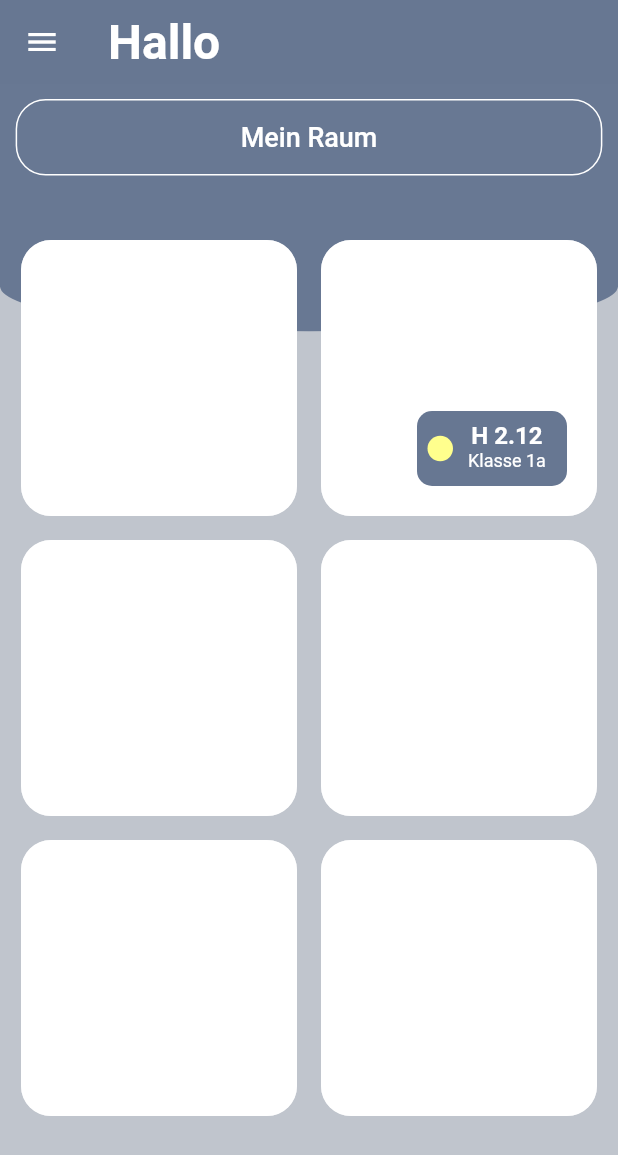
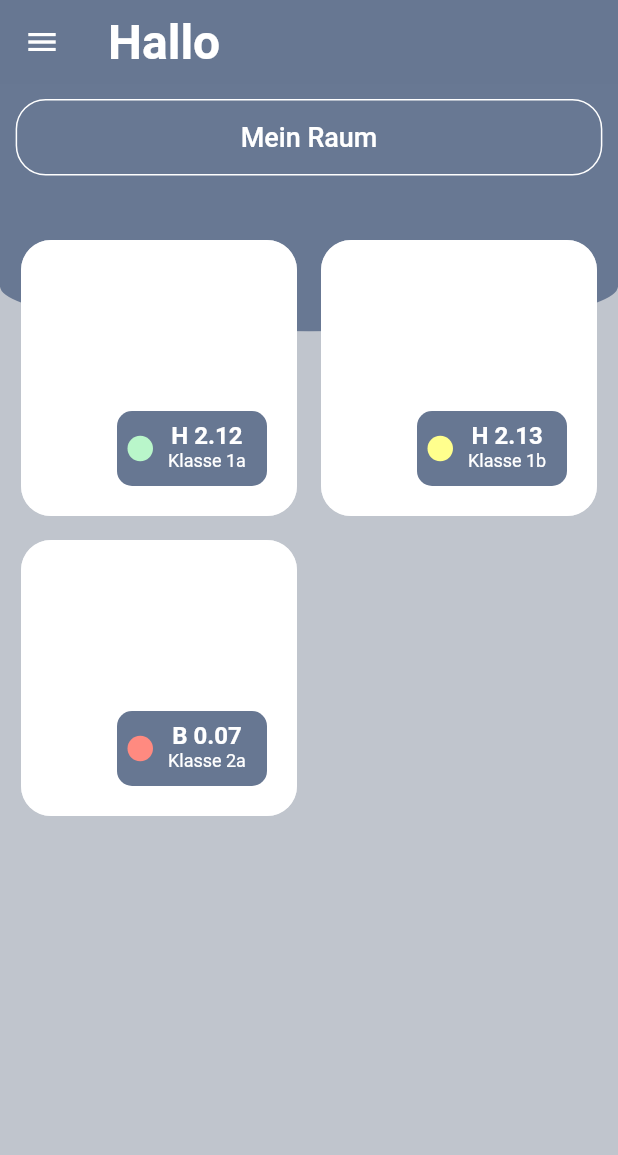
Before and after one commit to lisaschulzke/coTWO_flutter, a Flutter app: the screen it shows after launch, on a phone screen of 412 x 824 dp. Shown: the top 1155 px of the screen. Run offline on Flutter 3.47's test engine with Material 2 defaults, Android fonts, the phone set to English and light mode, and no system bars; drawn by our look-alikes of animated_background; missing offline and left inert: qr_mobile_vision.

Commit message:
:cosmetics: outsourcing card widget

```diff
--- /dev/null
+++ b/lib/compnents/custom_card.dart
@@ -0,0 +1,108 @@
+import 'package:animated_background/animated_background.dart';
+import 'package:flutter/material.dart';
+
+class CustomCard extends StatefulWidget {
+  final GlobalKey<ScaffoldState> _scaffoldKey = new GlobalKey<ScaffoldState>();
+  //self defined properties to customize customScaffold widget
+  final List<Widget> children; // which content is displayed
+  final String title;
+  final String subtitle;
+  final Color color;
+  final int particleCount; //what's the name
+
+//constructor takes values of properties (e.g. this.title) and puts it into variable (e.g. title)
+//cunstructor only necessary if i want to give individual information by having a global component
+  CustomCard({
+    Key key,
+    this.children,
+    @required this.particleCount,
+    @required this.title,
+    @required this.subtitle,
+    @required this.color,
+  }) : super(key: key);
+
+  @override
+  _CustomCardState createState() => _CustomCardState();
+}
+
+class _CustomCardState extends State<CustomCard> with TickerProviderStateMixin {
+  @override
+  Widget build(BuildContext context) {
+    return Container(
+      child: Card(
+        elevation: 0,
+        child: Padding(
+          padding: const EdgeInsets.all(20.0),
+          child: AnimatedBackground(
+            behaviour: RandomParticleBehaviour(
+              options: ParticleOptions(
+                //TODO: make the count dynamic
+                particleCount: widget.particleCount,
+                spawnMinSpeed: 1.2,
+                spawnMaxSpeed: 5.5,
+                baseColor: Color(0xff81B9BF),
+                minOpacity: 0.1,
+                maxOpacity: 0.9,
+              ),
+            ),
+            vsync: this,
+            child: Row(
+              mainAxisSize: MainAxisSize.min,
+              mainAxisAlignment: MainAxisAlignment.end,
+              crossAxisAlignment: CrossAxisAlignment.end,
+              children: [
+                Stack(children: [
+                  Positioned(
+                    // top: 20,
+                    child: Container(
+                        child: Row(children: [
+                          Container(
+                            margin: EdgeInsets.only(right: 10.0),
+                            height: 17,
+                            width: 17,
+                            //TODO: make color dynamic with ppm value
+                            decoration: BoxDecoration(
+                                borderRadius: BorderRadius.circular(100),
+                                color: widget.color),
+                          ),
+                          Column(
+                            children: [
+                              Text(
+                                widget.title,
+                                style: TextStyle(
+                                  color: Colors.white,
+                                  fontWeight: FontWeight.bold,
+                                  fontSize: 16,
+                                ),
+                              ),
+                              Text(widget.subtitle,
+                                  style: TextStyle(
+                                      color: Colors.white,
+                                      fontWeight: FontWeight.w400,
+                                      fontSize: 12))
+                            ],
+                          ),
+                        ]),
+                        padding: EdgeInsets.all(7),
+                        margin: EdgeInsets.only(left: 20.0, right: 0.0),
+                        width: 100,
+                        height: 50,
+                        decoration: BoxDecoration(
+                          borderRadius: BorderRadius.circular(10),
+                          color: Theme.of(context).primaryColor,
+                        )),
+                  ),
+                ])
+              ],
+            ),
+          ),
+        ),
+        color: Colors.white,
+        shape: RoundedRectangleBorder(
+          side: BorderSide(color: Colors.white70, width: 1),
+          borderRadius: BorderRadius.circular(20),
+        ),
+      ),
+    );
+  }
+}
--- a/lib/main.dart
+++ b/lib/main.dart
@@ -1,5 +1,4 @@
-import 'package:animated_background/animated_background.dart';
-import 'package:animated_background/particles.dart';
+import 'package:co_two/compnents/custom_card.dart';
 import 'package:co_two/compnents/custom_scaffold.dart';
 import 'package:co_two/scan.dart';
 import 'package:flutter/material.dart';
@@ -79,205 +78,223 @@ class _HomeState extends State<Home> with TickerProviderStateMixin {
           mainAxisSpacing: 8,
           padding: EdgeInsets.all(10),
           children: [
-            Card(
-              elevation: 0,
-              child: Padding(
-                padding: const EdgeInsets.all(20.0),
-                child: AnimatedBackground(
-                  behaviour: RandomParticleBehaviour(
-                    options: ParticleOptions(
-                      particleCount: 500,
-                      spawnMinSpeed: 1.2,
-                      spawnMaxSpeed: 5.5,
-                      baseColor: Color(0xff81B9BF),
-                      minOpacity: 0.1,
-                      maxOpacity: 0.9,
-                    ),
-                  ),
-                  vsync: this,
-                  child: Container(),
-                ),
-              ),
-              color: Colors.white,
-              shape: RoundedRectangleBorder(
-                side: BorderSide(color: Colors.white70, width: 1),
-                borderRadius: BorderRadius.circular(20),
-              ),
+            CustomCard(
+              title: "H 2.12",
+              subtitle: "Klasse 1a",
+              particleCount: 50,
+              color: Colors.greenAccent[100],
             ),
+            CustomCard(
+              title: "H 2.13",
+              subtitle: "Klasse 1b",
+              particleCount: 150,
+              color: Colors.yellowAccent[100],
+            ),
+            CustomCard(
+                particleCount: 500,
+                title: "B 0.07",
+                subtitle: "Klasse 2a",
+                color: Colors.redAccent[100])
 
-            //Card pattern for extracting component
-            Card(
-              elevation: 0,
-              child: Padding(
-                padding: const EdgeInsets.all(20.0),
-                child: AnimatedBackground(
-                  behaviour: RandomParticleBehaviour(
-                    options: ParticleOptions(
-                      //TODO: make the count dynamic
-                      particleCount: 100,
-                      spawnMinSpeed: 1.2,
-                      spawnMaxSpeed: 5.5,
-                      baseColor: Color(0xff81B9BF),
-                      minOpacity: 0.1,
-                      maxOpacity: 0.9,
-                    ),
-                  ),
-                  vsync: this,
-                  child: Row(
-                    mainAxisSize: MainAxisSize.min,
-                    mainAxisAlignment: MainAxisAlignment.end,
-                    crossAxisAlignment: CrossAxisAlignment.end,
-                    children: [
-                      Stack(children: [
-                        Positioned(
-                          // top: 20,
-                          child: Container(
-                              child: Row(children: [
-                                Container(
-                                  margin: EdgeInsets.only(right: 10.0),
-                                  height: 17,
-                                  width: 17,
-                                  //TODO: make color dynamic with ppm value
-                                  decoration: BoxDecoration(borderRadius: BorderRadius.circular(100), color: Colors.yellowAccent[100]),
-                                ),
-                                Column(
-                                  children: [
-                                    Text(
-                                      "H 2.12",
-                                      style: TextStyle(
-                                        color: Colors.white,
-                                        fontWeight: FontWeight.bold,
-                                        fontSize: 16,
-                                      ),
-                                    ),
-                                    Text("Klasse 1a",
-                                        style: TextStyle(
-                                            color: Colors.white,
-                                            fontWeight: FontWeight.w400,
-                                            fontSize: 12))
-                                  ],
-                                ),
-                              ]),
-                              padding: EdgeInsets.all(7),
-                              margin: EdgeInsets.only(left: 20.0, right: 0.0),
-                              width: 100,
-                              height: 50,
-                              decoration: BoxDecoration(
-                                borderRadius: BorderRadius.circular(10),
-                                color: Theme.of(context).primaryColor,
-                              )),
-                        ),
-                      ])
-                    ],
-                  ),
-                ),
-              ),
-              color: Colors.white,
-              shape: RoundedRectangleBorder(
-                side: BorderSide(color: Colors.white70, width: 1),
-                borderRadius: BorderRadius.circular(20),
-              ),
-            ),
-            Card(
-              elevation: 0,
-              child: Padding(
-                padding: const EdgeInsets.all(20.0),
-                child: AnimatedBackground(
-                  behaviour: RandomParticleBehaviour(
-                    options: ParticleOptions(
-                      particleCount: 50,
-                      spawnMinSpeed: 1.2,
-                      spawnMaxSpeed: 5.5,
-                      baseColor: Color(0xff81B9BF),
-                      minOpacity: 0.1,
-                      maxOpacity: 0.9,
-                    ),
-                  ),
-                  vsync: this,
-                  child: Container(),
-                ),
-              ),
-              color: Colors.white,
-              shape: RoundedRectangleBorder(
-                side: BorderSide(color: Colors.white70, width: 1),
-                borderRadius: BorderRadius.circular(20),
-              ),
-            ),
-            Card(
-              elevation: 0,
-              child: Padding(
-                padding: const EdgeInsets.all(20.0),
-                child: AnimatedBackground(
-                  behaviour: RandomParticleBehaviour(
-                    options: ParticleOptions(
-                      particleCount: 200,
-                      spawnMinSpeed: 1.2,
-                      spawnMaxSpeed: 5.5,
-                      baseColor: Color(0xff81B9BF),
-                      minOpacity: 0.1,
-                      maxOpacity: 0.9,
-                    ),
-                  ),
-                  vsync: this,
-                  child: Container(),
-                ),
-              ),
-              color: Colors.white,
-              shape: RoundedRectangleBorder(
-                side: BorderSide(color: Colors.white70, width: 1),
-                borderRadius: BorderRadius.circular(20),
-              ),
-            ),
-            Card(
-              elevation: 0,
-              child: Padding(
-                padding: const EdgeInsets.all(20.0),
-                child: AnimatedBackground(
-                  behaviour: RandomParticleBehaviour(
-                    options: ParticleOptions(
-                      particleCount: 75,
-                      spawnMinSpeed: 1.2,
-                      spawnMaxSpeed: 5.5,
-                      baseColor: Color(0xff81B9BF),
-                      minOpacity: 0.1,
-                      maxOpacity: 0.9,
-                    ),
-                  ),
-                  vsync: this,
-                  child: Container(),
-                ),
-              ),
-              color: Colors.white,
-              shape: RoundedRectangleBorder(
-                side: BorderSide(color: Colors.white70, width: 1),
-                borderRadius: BorderRadius.circular(20),
-              ),
-            ),
-            Card(
-              elevation: 0,
-              child: Padding(
-                padding: const EdgeInsets.all(20.0),
-                child: AnimatedBackground(
-                  behaviour: RandomParticleBehaviour(
-                    options: ParticleOptions(
-                      particleCount: 40,
-                      spawnMinSpeed: 1.2,
-                      spawnMaxSpeed: 5.5,
-                      baseColor: Color(0xff81B9BF),
-                      minOpacity: 0.1,
-                      maxOpacity: 0.9,
-                    ),
-                  ),
-                  vsync: this,
-                  child: Container(),
-                ),
-              ),
-              color: Colors.white,
-              shape: RoundedRectangleBorder(
-                side: BorderSide(color: Colors.white70, width: 1),
-                borderRadius: BorderRadius.circular(20),
-              ),
-            ),
+            // Card(
+            //   elevation: 0,
+            //   child: Padding(
+            //     padding: const EdgeInsets.all(20.0),
+            //     child: AnimatedBackground(
+            //       behaviour: RandomParticleBehaviour(
+            //         options: ParticleOptions(
+            //           particleCount: 500,
+            //           spawnMinSpeed: 1.2,
+            //           spawnMaxSpeed: 5.5,
+            //           baseColor: Color(0xff81B9BF),
+            //           minOpacity: 0.1,
+            //           maxOpacity: 0.9,
+            //         ),
+            //       ),
+            //       vsync: this,
+            //       child: Container(),
+            //     ),
+            //   ),
+            //   color: Colors.white,
+            //   shape: RoundedRectangleBorder(
+            //     side: BorderSide(color: Colors.white70, width: 1),
+            //     borderRadius: BorderRadius.circular(20),
+            //   ),
+            // ),
+
+            // //Card pattern for extracting component
+            // Card(
+            //   elevation: 0,
+            //   child: Padding(
+            //     padding: const EdgeInsets.all(20.0),
+            //     child: AnimatedBackground(
+            //       behaviour: RandomParticleBehaviour(
+            //         options: ParticleOptions(
+            //           //TODO: make the count dynamic
+            //           particleCount: 100,
+            //           spawnMinSpeed: 1.2,
+            //           spawnMaxSpeed: 5.5,
+            //           baseColor: Color(0xff81B9BF),
+            //           minOpacity: 0.1,
+            //           maxOpacity: 0.9,
+            //         ),
+            //       ),
+            //       vsync: this,
+            //       child: Row(
+            //         mainAxisSize: MainAxisSize.min,
+            //         mainAxisAlignment: MainAxisAlignment.end,
+            //         crossAxisAlignment: CrossAxisAlignment.end,
+            //         children: [
+            //           Stack(children: [
+            //             Positioned(
+            //               // top: 20,
+            //               child: Container(
+            //                   child: Row(children: [
+            //                     Container(
+            //                       margin: EdgeInsets.only(right: 10.0),
+            //                       height: 17,
+            //                       width: 17,
+            //                       //TODO: make color dynamic with ppm value
+            //                       decoration: BoxDecoration(borderRadius: BorderRadius.circular(100), color: Colors.yellowAccent[100]),
+            //                     ),
+            //                     Column(
+            //                       children: [
+            //                         Text(
+            //                           "H 2.12",
+            //                           style: TextStyle(
+            //                             color: Colors.white,
+            //                             fontWeight: FontWeight.bold,
+            //                             fontSize: 16,
+            //                           ),
+            //                         ),
+            //                         Text("Klasse 1a",
+            //                             style: TextStyle(
+            //                                 color: Colors.white,
+            //                                 fontWeight: FontWeight.w400,
+            //                                 fontSize: 12))
+            //                       ],
+            //                     ),
+            //                   ]),
+            //                   padding: EdgeInsets.all(7),
+            //                   margin: EdgeInsets.only(left: 20.0, right: 0.0),
+            //                   width: 100,
+            //                   height: 50,
+            //                   decoration: BoxDecoration(
+            //                     borderRadius: BorderRadius.circular(10),
+            //                     color: Theme.of(context).primaryColor,
+            //                   )),
+            //             ),
+            //           ])
+            //         ],
+            //       ),
+            //     ),
+            //   ),
+            //   color: Colors.white,
+            //   shape: RoundedRectangleBorder(
+            //     side: BorderSide(color: Colors.white70, width: 1),
+            //     borderRadius: BorderRadius.circular(20),
+            //   ),
+            // ),
+            // Card(
+            //   elevation: 0,
+            //   child: Padding(
+            //     padding: const EdgeInsets.all(20.0),
+            //     child: AnimatedBackground(
+            //       behaviour: RandomParticleBehaviour(
+            //         options: ParticleOptions(
+            //           particleCount: 50,
+            //           spawnMinSpeed: 1.2,
+            //           spawnMaxSpeed: 5.5,
+            //           baseColor: Color(0xff81B9BF),
+            //           minOpacity: 0.1,
+            //           maxOpacity: 0.9,
+            //         ),
+            //       ),
+            //       vsync: this,
+            //       child: Container(),
+            //     ),
+            //   ),
+            //   color: Colors.white,
+            //   shape: RoundedRectangleBorder(
+            //     side: BorderSide(color: Colors.white70, width: 1),
+            //     borderRadius: BorderRadius.circular(20),
+            //   ),
+            // ),
+            // Card(
+            //   elevation: 0,
+            //   child: Padding(
+            //     padding: const EdgeInsets.all(20.0),
+            //     child: AnimatedBackground(
+            //       behaviour: RandomParticleBehaviour(
+            //         options: ParticleOptions(
+            //           particleCount: 200,
+            //           spawnMinSpeed: 1.2,
+            //           spawnMaxSpeed: 5.5,
+            //           baseColor: Color(0xff81B9BF),
+            //           minOpacity: 0.1,
+            //           maxOpacity: 0.9,
+            //         ),
+            //       ),
+            //       vsync: this,
+            //       child: Container(),
+            //     ),
+            //   ),
+            //   color: Colors.white,
+            //   shape: RoundedRectangleBorder(
+            //     side: BorderSide(color: Colors.white70, width: 1),
+            //     borderRadius: BorderRadius.circular(20),
+            //   ),
+            // ),
+            // Card(
+            //   elevation: 0,
+            //   child: Padding(
+            //     padding: const EdgeInsets.all(20.0),
+            //     child: AnimatedBackground(
+            //       behaviour: RandomParticleBehaviour(
+            //         options: ParticleOptions(
+            //           particleCount: 75,
+            //           spawnMinSpeed: 1.2,
+            //           spawnMaxSpeed: 5.5,
+            //           baseColor: Color(0xff81B9BF),
+            //           minOpacity: 0.1,
+            //           maxOpacity: 0.9,
+            //         ),
+            //       ),
+            //       vsync: this,
+            //       child: Container(),
+            //     ),
+            //   ),
+            //   color: Colors.white,
+            //   shape: RoundedRectangleBorder(
+            //     side: BorderSide(color: Colors.white70, width: 1),
+            //     borderRadius: BorderRadius.circular(20),
+            //   ),
+            // ),
+            // Card(
+            //   elevation: 0,
+            //   child: Padding(
+            //     padding: const EdgeInsets.all(20.0),
+            //     child: AnimatedBackground(
+            //       behaviour: RandomParticleBehaviour(
+            //         options: ParticleOptions(
+            //           particleCount: 40,
+            //           spawnMinSpeed: 1.2,
+            //           spawnMaxSpeed: 5.5,
+            //           baseColor: Color(0xff81B9BF),
+            //           minOpacity: 0.1,
+            //           maxOpacity: 0.9,
+            //         ),
+            //       ),
+            //       vsync: this,
+            //       child: Container(),
+            //     ),
+            //   ),
+            //   color: Colors.white,
+            //   shape: RoundedRectangleBorder(
+            //     side: BorderSide(color: Colors.white70, width: 1),
+            //     borderRadius: BorderRadius.circular(20),
+            //   ),
+            // ),
           ],
         ),
       ),
```
Also changed, not shown: 1 other file.
